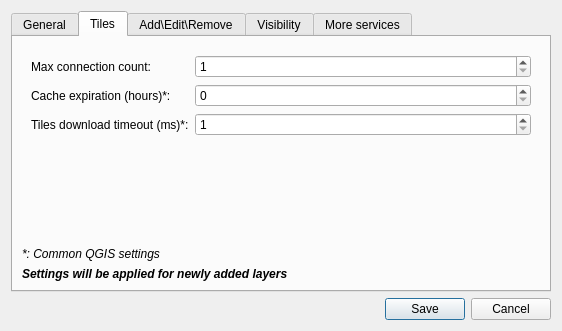
First picture: the form in src/settings_dialog_base.ui, repository nextgis/quickmapservices, before the edit.
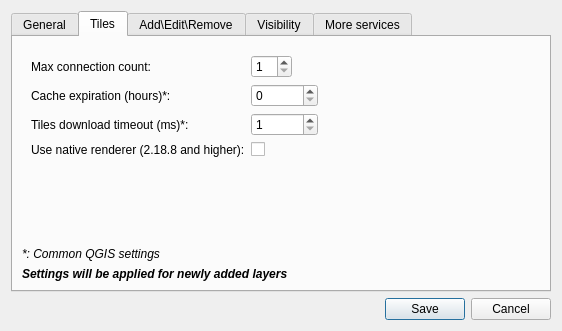
Second picture: the form after the edit. The open tabs and pages were chosen to show the change. Custom widgets are drawn as their Qt base class.

```diff
--- a/src/settings_dialog_base.ui
+++ b/src/settings_dialog_base.ui
@@ -82,6 +82,9 @@
           </sizepolicy>
          </property>
          <layout class="QFormLayout" name="formLayout_3">
+          <property name="fieldGrowthPolicy">
+           <enum>QFormLayout::ExpandingFieldsGrow</enum>
+          </property>
           <item row="0" column="0">
            <widget class="QLabel" name="label_5">
             <property name="text">
@@ -127,6 +130,16 @@
             </property>
            </widget>
           </item>
+          <item row="3" column="0">
+           <widget class="QLabel" name="useNativeRenderer2188AndHigherLabel">
+            <property name="text">
+             <string>Use native renderer (2.18.8 and higher):</string>
+            </property>
+           </widget>
+          </item>
+          <item row="3" column="1">
+           <widget class="QCheckBox" name="chkUseNativeRenderer"/>
+          </item>
          </layout>
         </widget>
        </item>
```
Left out of the diff: 2 changed lines with no effect on the pictures.
